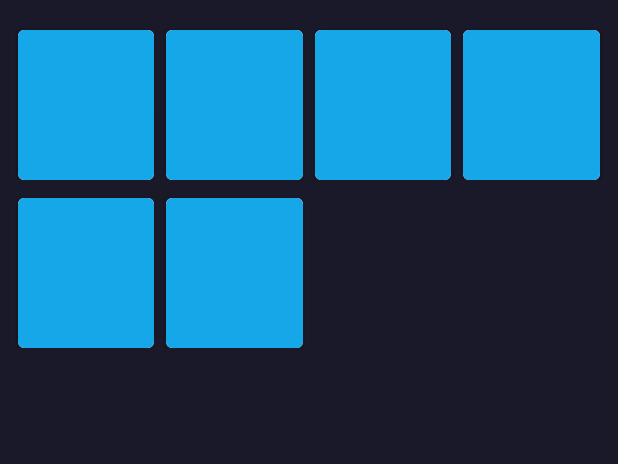
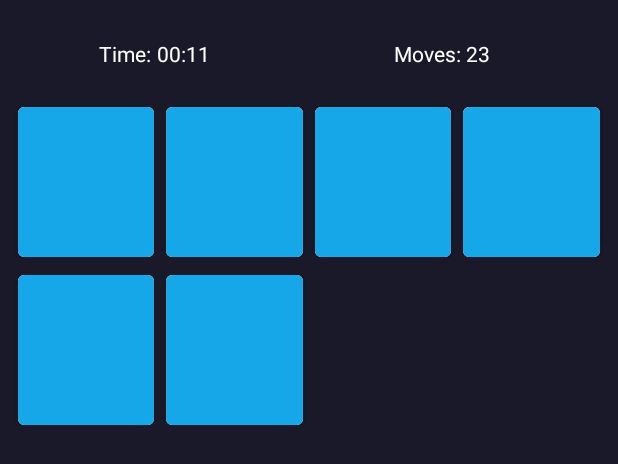
Before and after one commit to makunomark/memory-game-2, an Android app: the layout activity_main.xml on its own in the app's theme, with its tools: preview values and no code run, on a phone screen of 412 x 824 dp. Shown: the top 464 px of the screen. Run offline under Robolectric (Android 15) with nearby library versions, the phone set to English and light mode, and no system bars; plain views replace EasyFlipView; network calls fail.

Commit message:
Start timer and display time and track moves and display moves

```diff
--- a/app/src/main/res/layout/activity_main.xml
+++ b/app/src/main/res/layout/activity_main.xml
@@ -1,20 +1,70 @@
 <?xml version="1.0" encoding="utf-8"?>
-<androidx.constraintlayout.widget.ConstraintLayout xmlns:android="http://schemas.android.com/apk/res/android"
+<androidx.appcompat.widget.LinearLayoutCompat xmlns:android="http://schemas.android.com/apk/res/android"
     xmlns:app="http://schemas.android.com/apk/res-auto"
     xmlns:tools="http://schemas.android.com/tools"
     android:layout_width="match_parent"
     android:layout_height="match_parent"
     android:background="@color/primary_background"
+    android:orientation="vertical"
     tools:context=".ui.main.view.MainActivity">
 
+    <androidx.appcompat.widget.LinearLayoutCompat
+        android:layout_width="match_parent"
+        android:layout_height="wrap_content"
+        android:layout_marginTop="12dp"
+        android:orientation="horizontal"
+        android:paddingTop="12dp"
+        android:paddingBottom="12dp">
+
+        <androidx.appcompat.widget.AppCompatTextView
+            android:layout_width="0dp"
+            android:layout_height="wrap_content"
+            android:layout_weight="1"
+            android:gravity="end"
+            android:padding="2dp"
+            android:text="@string/time"
+            android:textColor="@android:color/white" />
+
+        <androidx.appcompat.widget.AppCompatTextView
+            android:layout_width="0dp"
+            android:id="@+id/textViewTimeElapsed"
+            android:layout_height="wrap_content"
+            android:layout_weight="1"
+            android:padding="2dp"
+            android:text="@string/empty_value"
+            android:textColor="@android:color/white"
+            tools:text="00:11" />
+
+        <androidx.appcompat.widget.AppCompatTextView
+            android:layout_width="0dp"
+            android:layout_height="wrap_content"
+            android:layout_weight="1"
+            android:gravity="end"
+            android:padding="2dp"
+            android:text="@string/moves"
+            android:textColor="@android:color/white" />
+
+        <androidx.appcompat.widget.AppCompatTextView
+            android:layout_width="0dp"
+            android:id="@+id/textViewMoves"
+            android:layout_height="wrap_content"
+            android:layout_weight="1"
+            android:padding="2dp"
+            android:text="@string/empty_value"
+            android:textColor="@android:color/white"
+            tools:text="23" />
+    </androidx.appcompat.widget.LinearLayoutCompat>
+
     <androidx.recyclerview.widget.RecyclerView
+        android:id="@+id/rvCards"
         android:layout_width="match_parent"
-        android:id="@+id/rvCards"
         android:layout_height="match_parent"
-        android:layout_margin="8dp"
+        android:layout_marginLeft="8dp"
+        android:layout_marginRight="8dp"
+        android:layout_marginBottom="8dp"
         app:layoutManager="androidx.recyclerview.widget.GridLayoutManager"
         app:spanCount="4"
         tools:itemCount="20"
         tools:listitem="@layout/item_card" />
 
-</androidx.constraintlayout.widget.ConstraintLayout>
+</androidx.appcompat.widget.LinearLayoutCompat>
--- a/app/src/main/res/values/strings.xml
+++ b/app/src/main/res/values/strings.xml
@@ -1,4 +1,7 @@
 <resources>
     <string name="app_name">Memory Game</string>
     <string name="dialog_awesome">Awesome!</string>
+    <string name="time">Time:</string>
+    <string name="moves">Moves:</string>
+    <string name="empty_value">---</string>
 </resources>
```
Also changed, not shown: app/src/main/java/com/makuno/memory/commons/Stopwatch.kt (added, +42 -0 lines), app/src/main/java/com/makuno/memory/commons/Util.kt (+8 -0 lines), app/src/main/java/com/makuno/memory/ui/main/view/MainActivity.kt (+26 -1 lines), app/src/main/java/com/makuno/memory/ui/main/viewmodel/MainViewModel.kt (+11 -0 lines).
